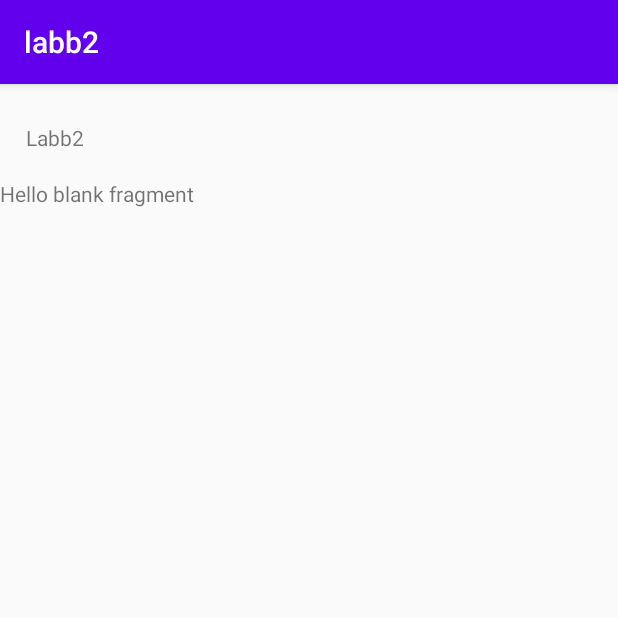
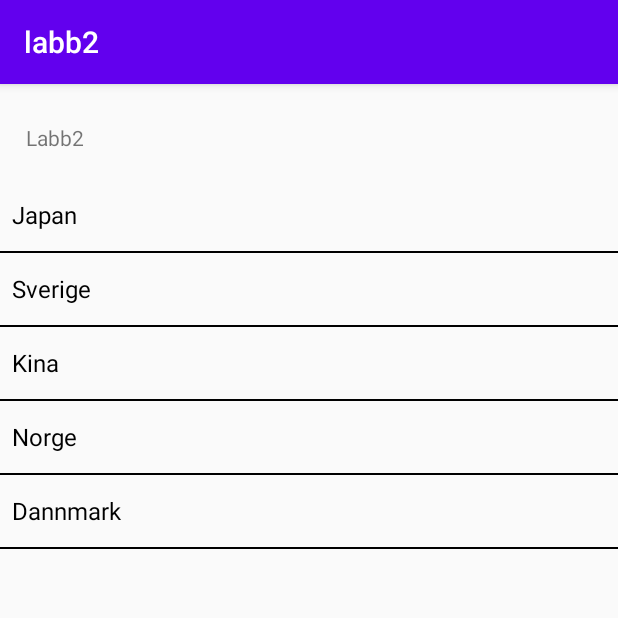
Before and after one commit to CalleEklund/Ebay-liu, an Android app: the screen it shows after launch (MainActivity), on a phone screen of 412 x 824 dp, the top half of it. Run offline under Robolectric (Android 15) with nearby library versions, the phone set to English and light mode, and no system bars.

Commit message:
funkar att hoppa mellan fragments, ska fixa så att det går att hoppa tillbaks

```diff
--- a/andriodlabb/labb2/app/src/main/java/com/example/labb2/ListFragment.java
+++ b/andriodlabb/labb2/app/src/main/java/com/example/labb2/ListFragment.java
@@ -1,23 +1,72 @@
 package com.example.labb2;
 
+import android.content.Context;
 import android.os.Bundle;
 
 import androidx.annotation.NonNull;
 import androidx.annotation.Nullable;
 import androidx.fragment.app.Fragment;
 
+import android.util.Log;
 import android.view.LayoutInflater;
 import android.view.View;
 import android.view.ViewGroup;
+import android.widget.AdapterView;
+import android.widget.ArrayAdapter;
+import android.widget.ListView;
 
 /**
  * Lägg in en listview som håller listan samt ett fragment som håller details
  */
 public class ListFragment extends Fragment {
+
+    String[] items = {"Japan", "Sverige", "Kina", "Norge", "Dannmark"};
+    ItemSelectedListener mainParent;
+    ListView listView;
+
+
+    public ListFragment(){}
+
     @Nullable
     @Override
     public View onCreateView(@NonNull LayoutInflater inflater, @Nullable ViewGroup container, @Nullable Bundle savedInstanceState) {
-        View rootView = inflater.inflate(R.layout.fragment_list,container,false);
+        View rootView = inflater.inflate(R.layout.fragment_list, container, false);
+
+        listView = rootView.findViewById(R.id.idListView);
+
+        ArrayAdapter<String> listViewAdapter = new ArrayAdapter<>(
+                getActivity(),
+                R.layout.support_simple_spinner_dropdown_item,
+                items
+        );
+        listView.setAdapter(listViewAdapter);
+
+        listView.setOnItemClickListener(new AdapterView.OnItemClickListener() {
+            @Override
+            public void onItemClick(AdapterView<?> parent, View view, int position, long id) {
+                mainParent.onItemSelected(listView, view, position, id);
+
+
+            }
+        });
+
         return rootView;
     }
+
+    @Override
+    public void onAttach(@NonNull Context context) {
+        super.onAttach(context);
+        if (context instanceof ItemSelectedListener) {
+            mainParent = (ItemSelectedListener) context;
+        } else {
+            throw new ClassCastException(context.toString() + "implemtn interface");
+        }
+
+
+    }
+
+    public interface ItemSelectedListener {
+        void onItemSelected(ListView l, View v, int position, long id);
+    }
+
 }
--- a/andriodlabb/labb2/app/src/main/java/com/example/labb2/MainActivity.java
+++ b/andriodlabb/labb2/app/src/main/java/com/example/labb2/MainActivity.java
@@ -1,16 +1,42 @@
 package com.example.labb2;
 
 import androidx.appcompat.app.AppCompatActivity;
+import androidx.fragment.app.FragmentTransaction;
 
 import android.os.Bundle;
+import android.util.Log;
+import android.view.View;
+import android.widget.ListView;
 
-public class MainActivity extends AppCompatActivity {
+public class MainActivity extends AppCompatActivity implements ListFragment.ItemSelectedListener {
+
+    ListFragment listFragment;
+    DetailsFragment detailsFragment;
+
+    int[] details = {3, 4, 5, 6, 7};
 
     @Override
     protected void onCreate(Bundle savedInstanceState) {
         super.onCreate(savedInstanceState);
         setContentView(R.layout.activity_main);
-        ListFragment listFragment = new ListFragment();
-        getSupportFragmentManager().beginTransaction().add(R.id.frameLayout,listFragment).commit();
+        listFragment = new ListFragment();
+        getSupportFragmentManager().beginTransaction().add(R.id.frameLayout, listFragment).commit();
     }
+
+    @Override
+    public void onItemSelected(ListView l, View v, int position, long id) {
+        //Log.v("TAG", ": " + id);
+        detailsFragment = new DetailsFragment();
+        Bundle args = new Bundle();
+        args.putInt("members", details[(int) id]);
+        //args.putString("groupmembers",details[(int)id]);
+        detailsFragment.setArguments(args);
+        FragmentTransaction transaction = getSupportFragmentManager().beginTransaction();
+
+        transaction.replace(R.id.frameLayout, detailsFragment);
+        transaction.addToBackStack(null);
+        transaction.commit();
+
+    }
+
 }
--- a/andriodlabb/labb2/app/src/main/res/layout/fragment_list.xml
+++ b/andriodlabb/labb2/app/src/main/res/layout/fragment_list.xml
@@ -1,14 +1,15 @@
 <?xml version="1.0" encoding="utf-8"?>
-<RelativeLayout xmlns:android="http://schemas.android.com/apk/res/android"
+<FrameLayout xmlns:android="http://schemas.android.com/apk/res/android"
     xmlns:tools="http://schemas.android.com/tools"
     android:layout_width="match_parent"
     android:layout_height="match_parent"
     tools:context=".ListFragment">
 
-    <!-- TODO: Update blank fragment layout -->
-    <TextView
+    <ListView
+        android:id="@+id/idListView"
         android:layout_width="match_parent"
         android:layout_height="match_parent"
-        android:text="@string/hello_blank_fragment" />
+        android:divider="@android:color/background_dark"
+        android:dividerHeight="1dp" />
 
-</RelativeLayout>
+</FrameLayout>
--- a/andriodlabb/labb2/build.gradle
+++ b/andriodlabb/labb2/build.gradle
@@ -8,7 +8,7 @@ buildscript {
 
     }
     dependencies {
-        classpath 'com.android.tools.build:gradle:3.6.1'
+        classpath 'com.android.tools.build:gradle:3.3.2'
 
 
         // NOTE: Do not place your application dependencies here; they belong
```
Also changed, not shown: andriodlabb/labb2/app/src/main/java/com/example/labb2/DetailsFragment.java (added, +52 -0 lines), andriodlabb/labb2/app/src/main/res/layout/fragment_details.xml (added, +24 -0 lines).
